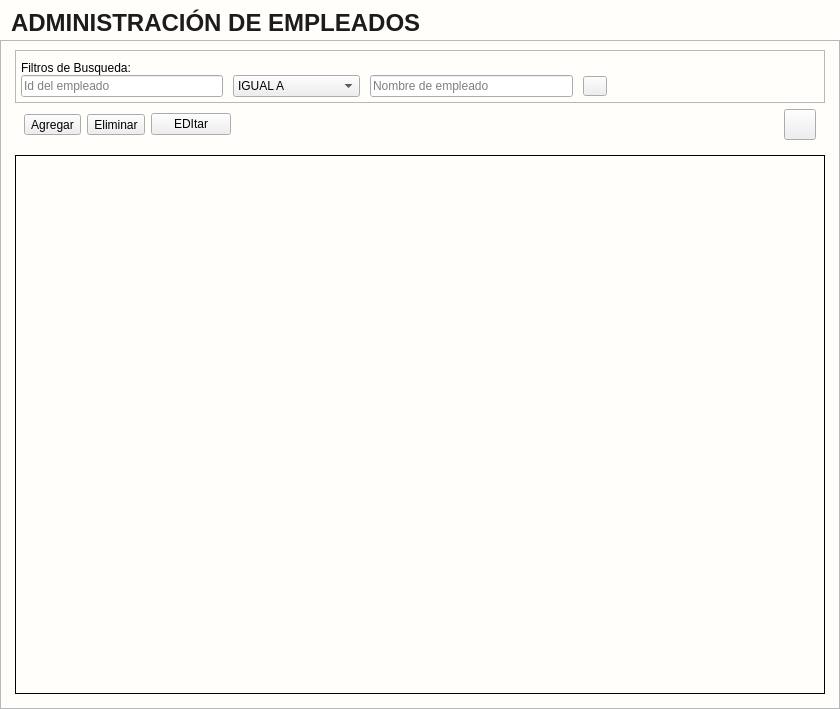
Before: the Qt Designer form app/View/UserInterfaceUi/UI_CONTROL_EMPLEADOS.ui in LAngelVp/software-punto-de-venta, drawn with Qt 5.
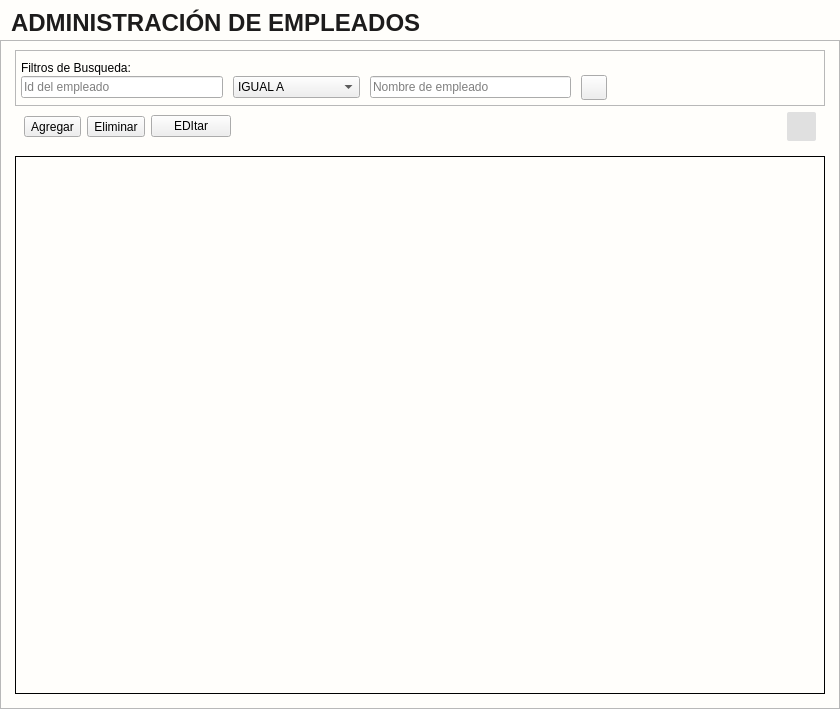
After: the same form once the commit is applied. Icons and pictures are not drawn.

Diff of the .ui file:
```diff
--- a/app/View/UserInterfaceUi/UI_CONTROL_EMPLEADOS.ui
+++ b/app/View/UserInterfaceUi/UI_CONTROL_EMPLEADOS.ui
@@ -65,10 +65,10 @@
 font-family: Arial;
 font-size: 14px;
 font-weight: bold;
-max-height: 20px;
 text-align: center;
 text-transform: uppercase;
 color: #fffefb;
+padding:2px;
 }
 
 [objectName*=&quot;btn_btn&quot;]:hover{
@@ -80,6 +80,17 @@
 #btn_btn_agregar:hover{
 background-color: #68a67d;
 }
+#btn_RefrescarTabla{
+border-radius: 2px;
+background: #e0e0e0;
+padding: 5px;
+}
+#btn_RefrescarTabla:hover{
+background: rgb(179, 179, 179);
+}
+#btn_RefrescarTabla:pressed{
+background: #b6ccd8 ;
+}
 [objectName^=&quot;cajaopciones_&quot;]{
 border: none;
 border-bottom: 1px solid rgb(29, 28, 28);
@@ -217,7 +228,7 @@
          <property name="sizeConstraint">
           <enum>QLayout::SetMinAndMaxSize</enum>
          </property>
-         <item row="1" column="0">
+         <item row="1" column="0" alignment="Qt::AlignVCenter">
           <widget class="QWidget" name="contenedor_botones" native="true">
            <layout class="QHBoxLayout" name="horizontalLayout">
             <property name="topMargin">
@@ -295,8 +306,8 @@
               </property>
               <property name="iconSize">
                <size>
-                <width>16</width>
-                <height>16</height>
+                <width>19</width>
+                <height>19</height>
                </size>
               </property>
              </widget>
@@ -314,8 +325,8 @@
               </property>
              </spacer>
             </item>
-            <item>
-             <widget class="QToolButton" name="btn_btn_limpiar">
+            <item alignment="Qt::AlignVCenter">
+             <widget class="QToolButton" name="btn_RefrescarTabla">
               <property name="cursor">
                <cursorShape>PointingHandCursor</cursorShape>
               </property>
@@ -331,8 +342,8 @@
               </property>
               <property name="iconSize">
                <size>
-                <width>24</width>
-                <height>24</height>
+                <width>16</width>
+                <height>16</height>
                </size>
               </property>
              </widget>
@@ -415,7 +426,7 @@
               <property name="maximumSize">
                <size>
                 <width>16777215</width>
-                <height>20</height>
+                <height>16777215</height>
                </size>
               </property>
               <property name="cursor">
@@ -433,8 +444,8 @@
               </property>
               <property name="iconSize">
                <size>
-                <width>16</width>
-                <height>16</height>
+                <width>18</width>
+                <height>18</height>
                </size>
               </property>
              </widget>
```
Left out of the diff: 8 changed lines with no effect on the pictures.
